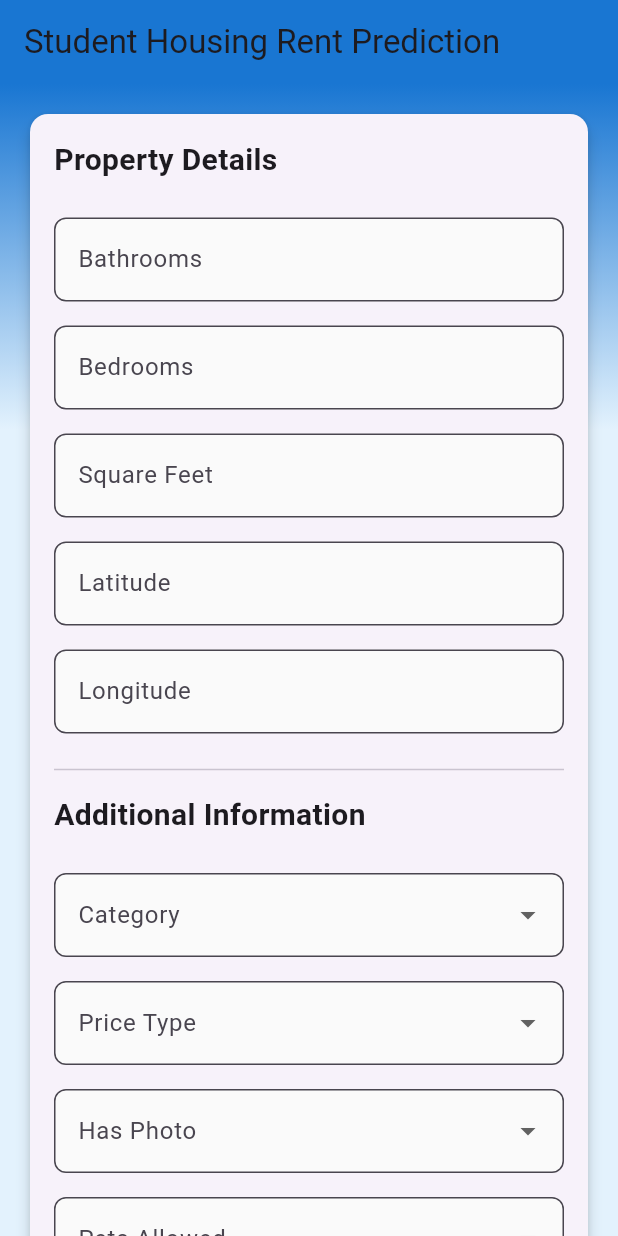
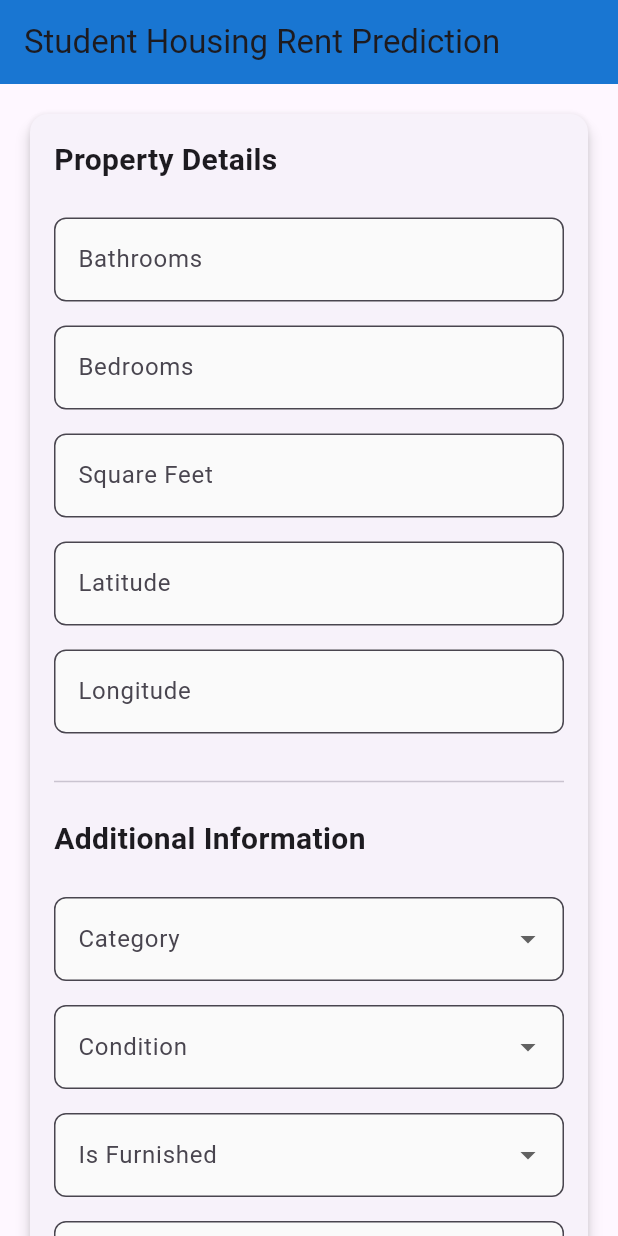
Before and after one commit to PapiWinnie/Summative-Mobile-App-Regression-Analysis, a Flutter app: the screen it shows after launch, on a phone screen of 412 x 824 dp. Run offline on Flutter 3.47's test engine with Material 3 defaults, Android fonts, the phone set to English and light mode, and no system bars.

Commit message:
Refactor RentFormScreen for clarity and efficiency
Updated the RentFormScreen to improve variable names and validation logic, and removed unused dropdown options.

```diff
--- a/flutter_app_/lib/screens/rent_form.dart
+++ b/flutter_app_/lib/screens/rent_form.dart
@@ -3,29 +3,28 @@ import '../models/rent_input.dart';
 import '../services/api_service.dart';
 import '../widgets/form_field_widget.dart';
 
-/// Main screen for rent prediction form
 class RentFormScreen extends StatefulWidget {
-  const RentFormScreen({Key? key}) : super(key: key);
+  const RentFormScreen({super.key});
 
   @override
   State<RentFormScreen> createState() => _RentFormScreenState();
 }
 
 class _RentFormScreenState extends State<RentFormScreen> {
-  // Controllers for text input fields
+  // Controllers for numeric input fields
   final TextEditingController _bathroomsController = TextEditingController();
   final TextEditingController _bedroomsController = TextEditingController();
   final TextEditingController _squareFeetController = TextEditingController();
   final TextEditingController _latitudeController = TextEditingController();
   final TextEditingController _longitudeController = TextEditingController();
 
-  // Dropdown field values
+  // Dropdown selections
   String? _category;
-  String? _priceType;
-  String? _hasPhoto;
-  String? _petsAllowed;
+  String? _condition;
+  String? _isFurnished;
+  String? _parkingSpace;
 
-  // Validation error messages
+  // Error messages
   String? _bathroomsError;
   String? _bedroomsError;
   String? _squareFeetError;
@@ -37,18 +36,16 @@ class _RentFormScreenState extends State<RentFormScreen> {
   double? _predictedRent;
   String? _errorMessage;
 
-  // API service instance
   final ApiService _apiService = ApiService();
 
   // Dropdown options
   final List<String> _categoryOptions = ['home', 'short_term'];
-  final List<String> _priceTypeOptions = ['Monthly|Weekly', 'Weekly'];
-  final List<String> _hasPhotoOptions = ['Thumbnail', 'Yes'];
-  final List<String> _petsAllowedOptions = ['Cats,Dogs', 'Dogs', 'Unknown'];
+  final List<String> _conditionOptions = ['new', 'used'];
+  final List<String> _isFurnishedOptions = ['Yes', 'No'];
+  final List<String> _parkingSpaceOptions = ['Yes', 'No'];
 
   @override
   void dispose() {
-    // Clean up controllers when widget is disposed
     _bathroomsController.dispose();
     _bedroomsController.dispose();
     _squareFeetController.dispose();
@@ -57,22 +54,15 @@ class _RentFormScreenState extends State<RentFormScreen> {
     super.dispose();
   }
 
-  /// Validate numeric field with min/max range
+  // Validate numeric fields
   String? _validateNumericField(String value, double min, double max, String fieldName) {
-    if (value.isEmpty) {
-      return '$fieldName is required';
-    }
+    if (value.isEmpty) return '$fieldName is required';
     final double? numValue = double.tryParse(value);
-    if (numValue == null) {
-      return 'Please enter a valid number';
-    }
-    if (numValue < min || numValue > max) {
-      return 'Value must be between $min and $max';
-    }
+    if (numValue == null) return 'Enter a valid number';
+    if (numValue < min || numValue > max) return 'Value must be between $min and $max';
     return null;
   }
 
-  /// Check if all form fields are valid
   bool _isFormValid() {
     return _bathroomsError == null &&
         _bedroomsError == null &&
@@ -85,12 +75,11 @@ class _RentFormScreenState extends State<RentFormScreen> {
         _latitudeController.text.isNotEmpty &&
         _longitudeController.text.isNotEmpty &&
         _category != null &&
-        _priceType != null &&
-        _hasPhoto != null &&
-        _petsAllowed != null;
+        _condition != null &&
+        _isFurnished != null &&
+        _parkingSpace != null;
   }
 
-  /// Handle form submission
   Future<void> _submitForm() async {
     setState(() {
       _isLoading = true;
@@ -99,7 +88,6 @@ class _RentFormScreenState extends State<RentFormScreen> {
     });
 
     try {
-      // Create RentInput object from form data
       final rentInput = RentInput(
         bathrooms: double.parse(_bathroomsController.text),
         bedrooms: double.parse(_bedroomsController.text),
@@ -107,12 +95,11 @@ class _RentFormScreenState extends State<RentFormScreen> {
         latitude: double.parse(_latitudeController.text),
         longitude: double.parse(_longitudeController.text),
         category: _category!,
-        priceType: _priceType!,
-        hasPhoto: _hasPhoto!,
-        petsAllowed: _petsAllowed!,
+        condition: _condition!,
+        isFurnished: _isFurnished!,
+        parkingSpace: _parkingSpace!,
       );
 
-      // Call API service to get prediction
       final response = await _apiService.predictRent(rentInput);
 
       setState(() {
@@ -126,7 +113,7 @@ class _RentFormScreenState extends State<RentFormScreen> {
     } catch (e) {
       setState(() {
         _isLoading = false;
-        _errorMessage = 'An unexpected error occurred: $e';
+        _errorMessage = 'Unexpected error: $e';
       });
     }
   }
@@ -137,22 +124,11 @@ class _RentFormScreenState extends State<RentFormScreen> {
       appBar: AppBar(
         title: const Text('Student Housing Rent Prediction'),
         backgroundColor: Colors.blue[700],
-        elevation: 0,
       ),
-      body: Container(
-        decoration: BoxDecoration(
-          gradient: LinearGradient(
-            begin: Alignment.topCenter,
-            end: Alignment.bottomCenter,
-            colors: [Colors.blue[700]!, Colors.blue[50]!],
-            stops: const [0.0, 0.3],
-          ),
-        ),
-        child: SafeArea(
+      body: SafeArea(
         child: SingleChildScrollView(
           padding: const EdgeInsets.all(16.0),
           child: Column(
-              crossAxisAlignment: CrossAxisAlignment.stretch,
             children: [
               // Form card
               Card(
@@ -163,66 +139,56 @@ class _RentFormScreenState extends State<RentFormScreen> {
                 child: Padding(
                   padding: const EdgeInsets.all(16.0),
                   child: Column(
-                      crossAxisAlignment: CrossAxisAlignment.start,
+                    crossAxisAlignment: CrossAxisAlignment.stretch,
                     children: [
                       const Text(
                         'Property Details',
-                          style: TextStyle(
-                            fontSize: 20,
-                            fontWeight: FontWeight.bold,
-                          ),
+                        style: TextStyle(fontSize: 20, fontWeight: FontWeight.bold),
                       ),
                       const SizedBox(height: 16),
 
-                        // Bathrooms field
                       NumericFormField(
                         label: 'Bathrooms',
-                          hint: 'Enter number of bathrooms (0-20)',
+                        hint: 'Enter number of bathrooms (1-20)',
                         controller: _bathroomsController,
-                          minValue: 0,
+                        minValue: 1,
                         maxValue: 20,
                         errorText: _bathroomsError,
                         onChanged: (value) {
                           setState(() {
-                              _bathroomsError = _validateNumericField(value, 0, 20, 'Bathrooms');
+                            _bathroomsError = _validateNumericField(value, 1, 20, 'Bathrooms');
                           });
                         },
                       ),
-
-                        // Bedrooms field
                       NumericFormField(
                         label: 'Bedrooms',
-                          hint: 'Enter number of bedrooms (0-20)',
+                        hint: 'Enter number of bedrooms (1-20)',
                         controller: _bedroomsController,
-                          minValue: 0,
+                        minValue: 1,
                         maxValue: 20,
                         errorText: _bedroomsError,
                         onChanged: (value) {
                           setState(() {
-                              _bedroomsError = _validateNumericField(value, 0, 20, 'Bedrooms');
+                            _bedroomsError = _validateNumericField(value, 1, 20, 'Bedrooms');
                           });
                         },
                       ),
-
-                        // Square feet field
                       NumericFormField(
                         label: 'Square Feet',
-                          hint: 'Enter area in sq ft (100-10000)',
+                        hint: 'Enter area in sq ft (50-10000)',
                         controller: _squareFeetController,
-                          minValue: 100,
+                        minValue: 50,
                         maxValue: 10000,
                         errorText: _squareFeetError,
                         onChanged: (value) {
                           setState(() {
-                              _squareFeetError = _validateNumericField(value, 100, 10000, 'Square feet');
+                            _squareFeetError = _validateNumericField(value, 50, 10000, 'Square feet');
                           });
                         },
                       ),
-
-                        // Latitude field
                       NumericFormField(
                         label: 'Latitude',
-                          hint: 'Enter latitude coordinate',
+                        hint: 'Enter latitude (-90 to 90)',
                         controller: _latitudeController,
                         minValue: -90,
                         maxValue: 90,
@@ -233,11 +199,9 @@ class _RentFormScreenState extends State<RentFormScreen> {
                           });
                         },
                       ),
-
-                        // Longitude field
                       NumericFormField(
                         label: 'Longitude',
-                          hint: 'Enter longitude coordinate',
+                        hint: 'Enter longitude (-180 to 180)',
                         controller: _longitudeController,
                         minValue: -180,
                         maxValue: 180,
@@ -249,79 +213,47 @@ class _RentFormScreenState extends State<RentFormScreen> {
                         },
                       ),
 
-                        const SizedBox(height: 8),
+                      const SizedBox(height: 16),
                       const Divider(),
-                        const SizedBox(height: 8),
-
-                        const Text(
-                          'Additional Information',
-                          style: TextStyle(
-                            fontSize: 20,
-                            fontWeight: FontWeight.bold,
-                          ),
-                        ),
                       const SizedBox(height: 16),
 
-                        // Category dropdown
+                      const Text('Additional Information', style: TextStyle(fontSize: 20, fontWeight: FontWeight.bold)),
+                      const SizedBox(height: 16),
+
                       DropdownFormField(
                         label: 'Category',
                         value: _category,
                         items: _categoryOptions,
-                          onChanged: (value) {
-                            setState(() {
-                              _category = value;
-                            });
-                          },
+                        onChanged: (value) => setState(() => _category = value),
                       ),
-
-                        // Price type dropdown
                       DropdownFormField(
-                          label: 'Price Type',
-                          value: _priceType,
-                          items: _priceTypeOptions,
-                          onChanged: (value) {
-                            setState(() {
-                              _priceType = value;
-                            });
-                          },
+                        label: 'Condition',
+                        value: _condition,
+                        items: _conditionOptions,
+                        onChanged: (value) => setState(() => _condition = value),
                       ),
-
-                        // Has photo dropdown
                       DropdownFormField(
-                          label: 'Has Photo',
-                          value: _hasPhoto,
-                          items: _hasPhotoOptions,
-                          onChanged: (value) {
-                            setState(() {
-                              _hasPhoto = value;
-                            });
-                          },
+                        label: 'Is Furnished',
+                        value: _isFurnished,
+                        items: _isFurnishedOptions,
+                        onChanged: (value) => setState(() => _isFurnished = value),
                       ),
-
-                        // Pets allowed dropdown
                       DropdownFormField(
-                          label: 'Pets Allowed',
-                          value: _petsAllowed,
-                          items: _petsAllowedOptions,
-                          onChanged: (value) {
-                            setState(() {
-                              _petsAllowed = value;
-                            });
-                          },
+                        label: 'Parking Space',
+                        value: _parkingSpace,
+                        items: _parkingSpaceOptions,
+                        onChanged: (value) => setState(() => _parkingSpace = value),
                       ),
 
                       const SizedBox(height: 24),
 
-                        // Submit button
                       ElevatedButton(
                         onPressed: _isFormValid() && !_isLoading ? _submitForm : null,
                         style: ElevatedButton.styleFrom(
                           padding: const EdgeInsets.symmetric(vertical: 16),
                           backgroundColor: Colors.blue[700],
                           disabledBackgroundColor: Colors.grey[300],
-                            shape: RoundedRectangleBorder(
-                              borderRadius: BorderRadius.circular(8),
-                            ),
+                          shape: RoundedRectangleBorder(borderRadius: BorderRadius.circular(8)),
                         ),
                         child: _isLoading
                             ? const SizedBox(
@@ -332,14 +264,7 @@ class _RentFormScreenState extends State<RentFormScreen> {
                                   valueColor: AlwaysStoppedAnimation<Color>(Colors.white),
                                 ),
                               )
-                              : const Text(
-                                  'Predict Rent',
-                                  style: TextStyle(
-                                    fontSize: 18,
-                                    fontWeight: FontWeight.bold,
-                                    color: Colors.white,
-                                  ),
-                                ),
+                            : const Text('Predict Rent', style: TextStyle(fontSize: 18, fontWeight: FontWeight.bold, color: Colors.white)),
                       ),
                     ],
                   ),
@@ -348,18 +273,15 @@ class _RentFormScreenState extends State<RentFormScreen> {
 
               const SizedBox(height: 16),
 
-                // Display prediction result
               if (_predictedRent != null)
                 PredictionResultCard(predictedRent: _predictedRent!),
 
-                // Display error message
               if (_errorMessage != null)
                 ErrorMessageCard(errorMessage: _errorMessage!),
             ],
           ),
         ),
       ),
-      ),
     );
   }
 }
```
Lines whose indentation alone changed are shown as unchanged.
